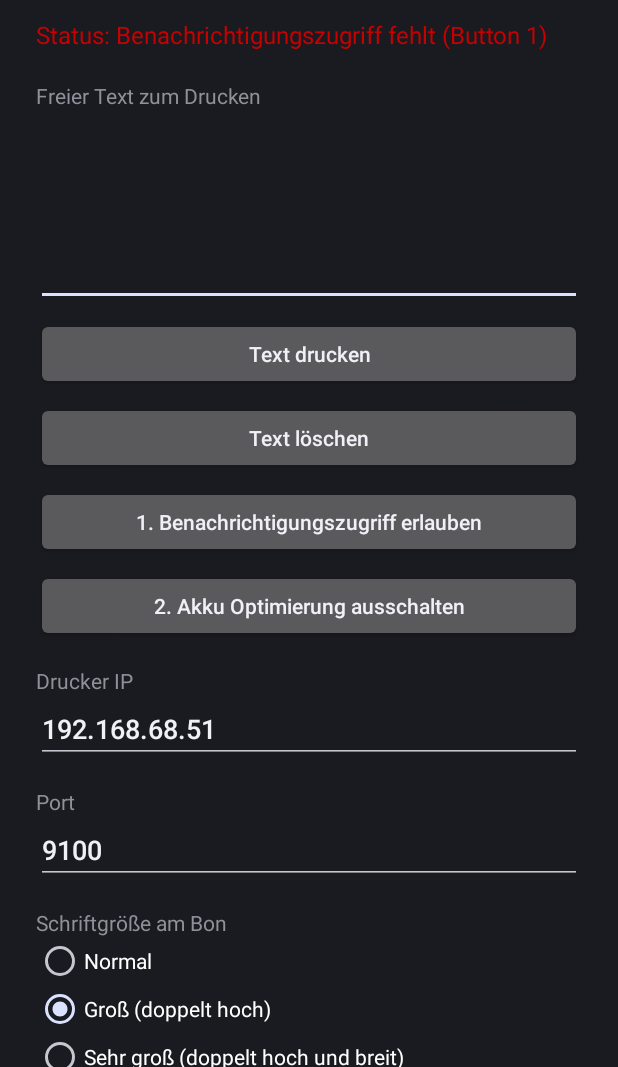
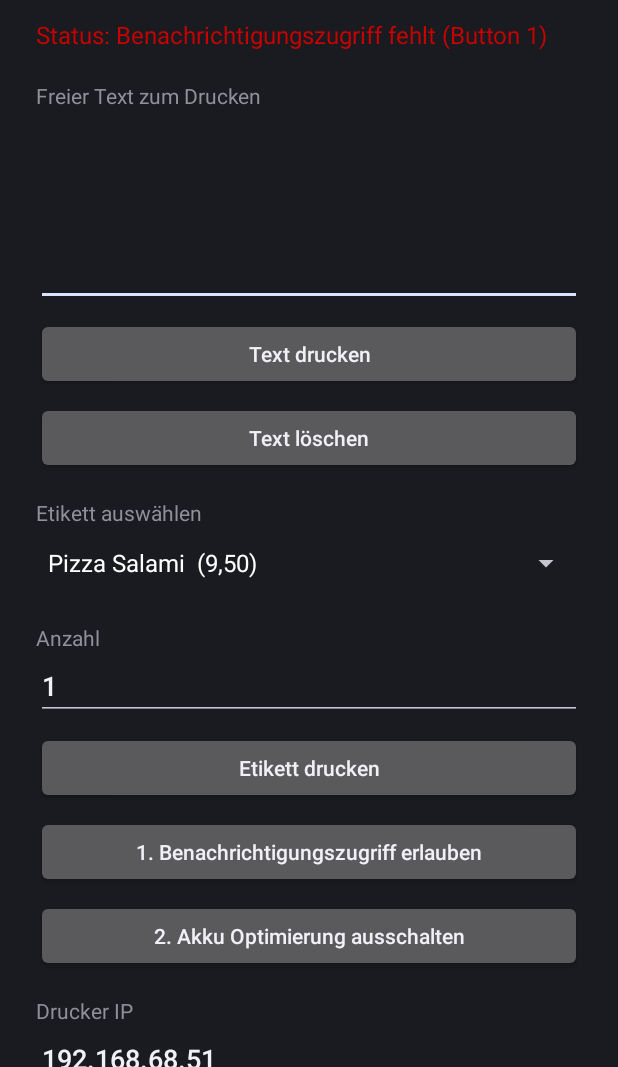
Before and after one commit to jakowiener12-design/bondruck, an Android app: the screen it shows after launch (MainActivity), on a phone screen of 412 x 824 dp, the part 169-1236 px from its top. Run offline under Robolectric (Android 15) with nearby library versions, the phone set to English and light mode, and no system bars.

Commit message:
Etiketten mit festem Raster (Name, Beschreibung, Preis)
Co-Authored-By: Claude Opus 5.5 <noreply@anthropic.com>
Claude-Session: https://claude.ai/code/session_01FXxKCkRCavqbt8nG5LAHG7

```diff
--- a/app/src/main/java/at/cardano/bondruck/MainActivity.java
+++ b/app/src/main/java/at/cardano/bondruck/MainActivity.java
@@ -23,7 +23,8 @@ import android.widget.Toast;
 
 public class MainActivity extends Activity {
 
-    private EditText ip, port, wait, repl, ignore, free;
+    private EditText ip, port, wait, repl, ignore, free, labels, copies;
+    private android.widget.Spinner labelPick;
     private Switch auto;
     private RadioGroup size;
     private TextView status;
@@ -62,6 +63,19 @@ public class MainActivity extends Activity {
         });
         button(ll, "Text löschen", () -> free.setText(""));
 
+        // Etiketten
+        label(ll, "Etikett auswählen");
+        labelPick = new android.widget.Spinner(this);
+        ll.addView(labelPick);
+        copies = field(ll, "Anzahl", "1", InputType.TYPE_CLASS_NUMBER, false);
+        button(ll, "Etikett drucken", () -> {
+            String[] e = selectedLabel();
+            if (e == null) { Toast.makeText(this, "Kein Etikett", Toast.LENGTH_SHORT).show(); return; }
+            int n;
+            try { n = Integer.parseInt(copies.getText().toString().trim()); } catch (Exception ex) { n = 1; }
+            Printer.printLabel(this, e[0], e[1], e[2], Math.min(n, 50));
+        });
+
         button(ll, "1. Benachrichtigungszugriff erlauben", () ->
                 startActivity(new Intent(Settings.ACTION_NOTIFICATION_LISTENER_SETTINGS)));
         button(ll, "2. Akku Optimierung ausschalten", () ->
@@ -95,8 +109,12 @@ public class MainActivity extends Activity {
         ignore = field(ll, "Chats nie verarbeiten (Name oder Nummer wie in WhatsApp, eine je Zeile)",
                 p.getString(Prefs.IGNORE, ""), InputType.TYPE_CLASS_TEXT, true);
 
+        labels = field(ll, "Etiketten (Name | Preis | Beschreibung, eine Zeile je Etikett)",
+                Prefs.labels(this), InputType.TYPE_CLASS_TEXT, true);
+
         button(ll, "Speichern", () -> {
             save();
+            fillLabels();
             Toast.makeText(this, "Gespeichert", Toast.LENGTH_SHORT).show();
         });
         button(ll, "Testdruck", () -> { save(); Printer.printTest(this); });
@@ -105,6 +123,7 @@ public class MainActivity extends Activity {
         sv.addView(ll);
         setContentView(sv);
 
+        fillLabels();
         takeShared(getIntent());
 
         if (Build.VERSION.SDK_INT >= 33
@@ -117,6 +136,30 @@ public class MainActivity extends Activity {
     protected void onNewIntent(Intent intent) {
         super.onNewIntent(intent);
         takeShared(intent);
+    }
+
+    private java.util.List<String[]> labelList() {
+        java.util.List<String[]> out = new java.util.ArrayList<>();
+        for (String line : labels.getText().toString().split("\n")) {
+            String[] p = line.split("\\|", -1);
+            if (p.length < 2 || p[0].trim().isEmpty()) continue;
+            out.add(new String[]{p[0].trim(), p[1].trim(), p.length > 2 ? p[2].trim() : ""});
+        }
+        return out;
+    }
+
+    private void fillLabels() {
+        java.util.List<String> names = new java.util.ArrayList<>();
+        for (String[] e : labelList()) names.add(e[0] + "  (" + e[1] + ")");
+        android.widget.ArrayAdapter<String> a = new android.widget.ArrayAdapter<>(this,
+                android.R.layout.simple_spinner_dropdown_item, names);
+        labelPick.setAdapter(a);
+    }
+
+    private String[] selectedLabel() {
+        java.util.List<String[]> l = labelList();
+        int i = labelPick.getSelectedItemPosition();
+        return i >= 0 && i < l.size() ? l.get(i) : null;
     }
 
     /** Text, der über "Teilen" an Bondruck geschickt wurde, ins Textfeld übernehmen. */
@@ -156,6 +199,7 @@ public class MainActivity extends Activity {
                 .putString(Prefs.WAIT, wait.getText().toString().trim())
                 .putString(Prefs.REPL, repl.getText().toString())
                 .putString(Prefs.IGNORE, ignore.getText().toString())
+                .putString(Prefs.LABELS, labels.getText().toString())
                 .apply();
     }
 
--- a/app/src/main/java/at/cardano/bondruck/Prefs.java
+++ b/app/src/main/java/at/cardano/bondruck/Prefs.java
@@ -15,6 +15,11 @@ final class Prefs {
     static final String WAIT = "wait";       // Sekunden Ruhe bis Autodruck
     static final String REPL = "repl";
     static final String IGNORE = "ignore";
+    static final String LABELS = "labels";
+    static final String DEF_LABELS =
+            "Pizza Salami | 9,50 | Tomatensauce, Käse, Salami\n" +
+            "Pizza Mexikaner | 11,00 | Tomatensauce, Käse, Faschiertes, Mais, Pfefferoni, scharf\n" +
+            "Hühner Sandwich | 6,50 | Hühnerfleisch, Salat, Tomaten, Zwiebel, Sauce";
 
     static final String DEF_IP = "192.168.68.51";
     static final String DEF_PORT = "9100";
@@ -47,6 +52,7 @@ final class Prefs {
     static int size(Context c) { return get(c).getInt(SIZE, 2); }
     static boolean auto(Context c) { return get(c).getBoolean(AUTO, true); }
     static int waitSec(Context c) { return Math.max(15, num(get(c).getString(WAIT, DEF_WAIT), 120)); }
+    static String labels(Context c) { return get(c).getString(LABELS, DEF_LABELS); }
     static String repl(Context c) { return get(c).getString(REPL, DEF_REPL); }
 
     static Set<String> ignored(Context c) {
```
Also changed, not shown: app/src/main/java/at/cardano/bondruck/Printer.java (+62 -0 lines).
